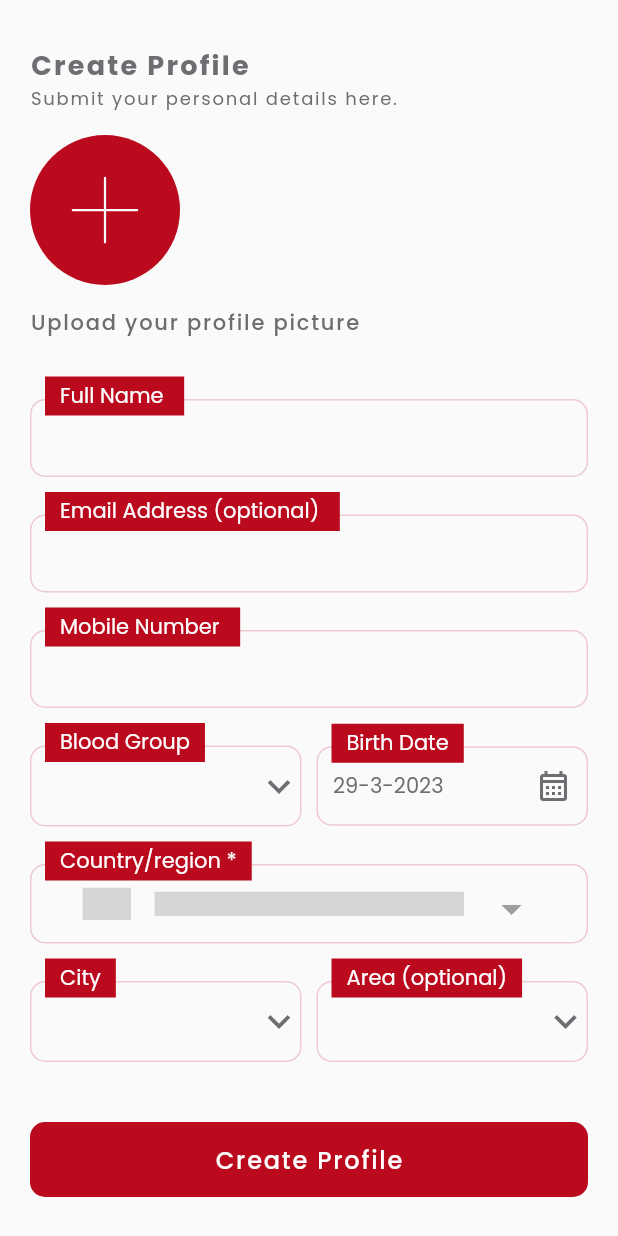
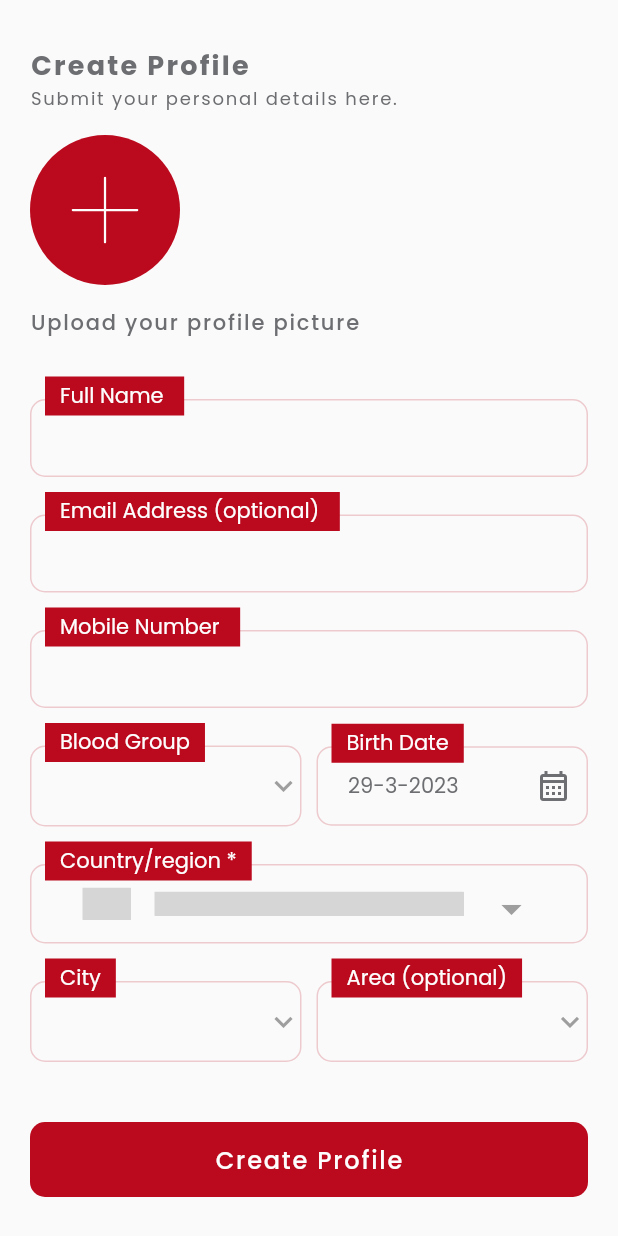
Before and after one commit to mdshadatrahman/donate_life, a Flutter app: the ProfileView screen opened by its route, on a phone screen of 412 x 824 dp. Run offline on Flutter 3.47's test engine with Material 2 defaults, Android fonts, the phone set to English and light mode, and no system bars; drawn by our look-alikes of country_code_picker; our stand-ins replace flutter_svg, get, intl_phone_number_input, lottie, pinput; grey boxes are pictures that could not be loaded.

Commit message:
profile page done

```diff
--- a/lib/app/modules/profile/components/custom_dropdown.dart
+++ b/lib/app/modules/profile/components/custom_dropdown.dart
@@ -40,8 +40,8 @@ class CustomDropDown extends StatelessWidget {
             ),
             icon: const Icon(
               Icons.keyboard_arrow_down_sharp,
-              color: AppColors.secondaryColor,
-              size: 30,
+              color: Colors.grey,
+              size: 24,
             ),
             items: List.generate(
               customCategory!.length,
--- a/lib/app/modules/profile/views/profile_view.dart
+++ b/lib/app/modules/profile/views/profile_view.dart
@@ -156,13 +156,15 @@ class ProfileView extends GetView<ProfileController> {
                                   child: Row(
                                     mainAxisAlignment: MainAxisAlignment.spaceBetween,
                                     children: [
-                                      //TODO working here
-                                      Obx(
-                                        () => Text(
-                                          controller.selectedDateFormatted,
-                                          style: const TextStyle(
-                                            color: AppColors.secondaryColor,
-                                            fontSize: 14,
+                                      Padding(
+                                        padding: const EdgeInsets.only(left: 10),
+                                        child: Obx(
+                                          () => Text(
+                                            controller.selectedDateFormatted,
+                                            style: const TextStyle(
+                                              color: AppColors.secondaryColor,
+                                              fontSize: 14,
+                                            ),
                                           ),
                                         ),
                                       ),
@@ -260,10 +262,6 @@ class ProfileView extends GetView<ProfileController> {
                       ),
                     ),
                   ),
-                  const SizedBox(height: 20),
-                  const SizedBox(height: 20),
-                  const SizedBox(height: 20),
-                  const SizedBox(height: 20),
                 ],
               ),
             ),
```
